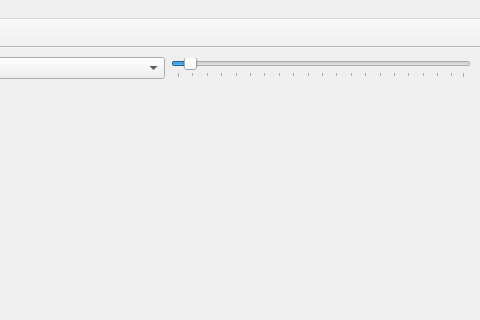
This is src/widgets/mainwindow.ui in phys2/belki as Qt 5 draws it before an edit; both pictures show x 1020 to 1500 and y 0 to 320 of the 1500 by 800 pixel window. The edited form follows.
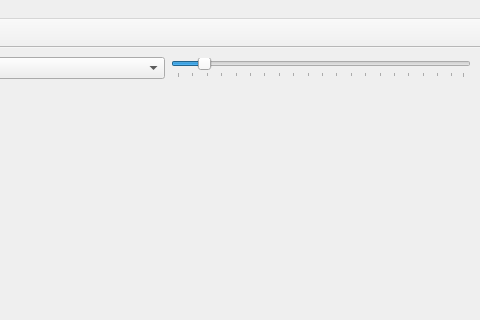
This is the edited form. Icons and pictures are not drawn. Custom widgets are drawn as their Qt base class.

Commit message:
Set default granularity to 10
Also initialize tooltip accordingly

```diff
--- a/src/widgets/mainwindow.ui
+++ b/src/widgets/mainwindow.ui
@@ -95,7 +95,7 @@
           <number>5</number>
          </property>
          <property name="value">
-          <number>5</number>
+          <number>10</number>
          </property>
          <property name="orientation">
           <enum>Qt::Horizontal</enum>
```
Left out of the diff: 2 changed lines with no effect on the pictures.
